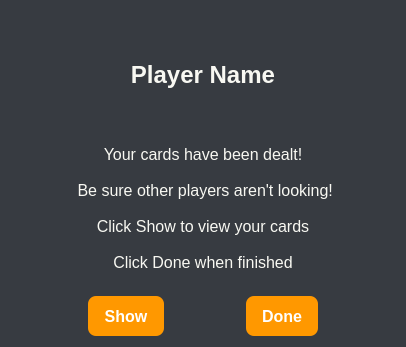
First picture: the form in view/cardsdealt.ui, repository jaydeelew/poker_game_gui, before the edit.
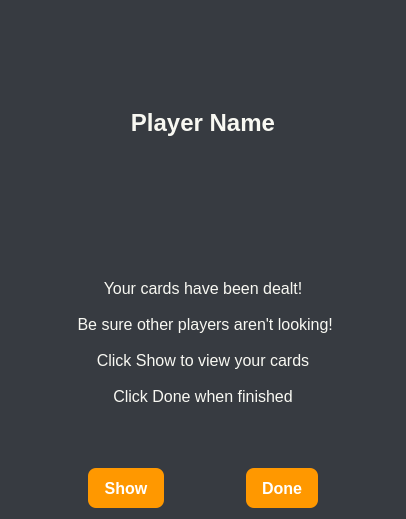
Second picture: the form after the edit.

Diff of the .ui file:
```diff
--- a/view/cardsdealt.ui
+++ b/view/cardsdealt.ui
@@ -7,7 +7,7 @@
     <x>0</x>
     <y>0</y>
     <width>406</width>
-    <height>347</height>
+    <height>519</height>
    </rect>
   </property>
   <property name="font">
@@ -58,7 +58,7 @@
      <property name="font">
       <font>
        <family>Segoe UI</family>
-       <pointsize>16</pointsize>
+       <pointsize>18</pointsize>
        <fontweight>DemiBold</fontweight>
       </font>
      </property>
```
